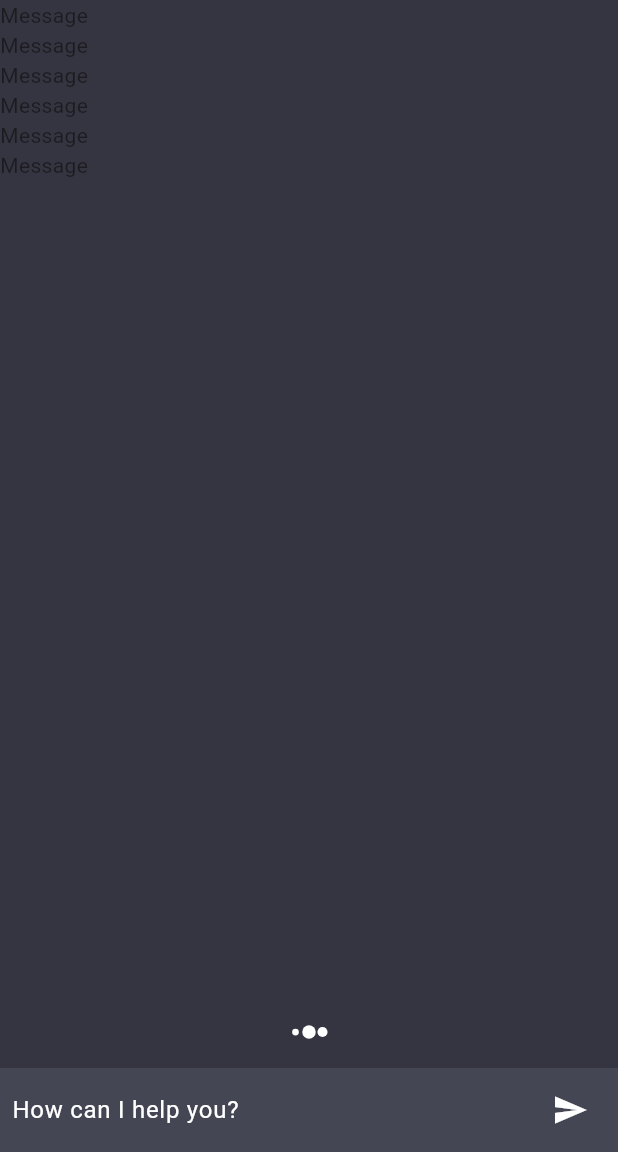
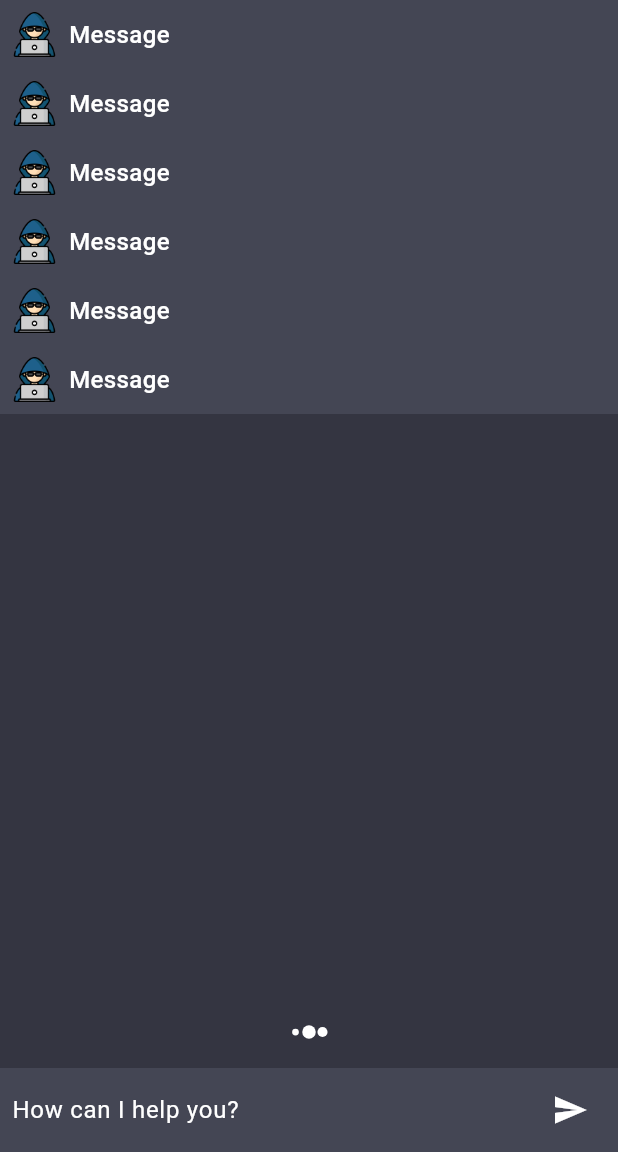
Before and after one commit to akashstwt/chat_gpt, a Flutter app: the screen it shows after launch, on a phone screen of 412 x 824 dp, the part 84-1236 px from its top. Run offline on Flutter 3.47's test engine with Material 3 defaults, Android fonts, the phone set to English and light mode, and no system bars; our stand-ins replace flutter_spinkit.

Commit message:
chat screen added

```diff
--- a/lib/constants/constant.dart
+++ b/lib/constants/constant.dart
@@ -2,3 +2,33 @@ import 'package:flutter/material.dart';
 
 Color scaffoldBackgroundColor = Color(0xFF343541);
 Color cardColor = Color(0xFF444654);
+
+final chatMessages = [
+      {
+        "msg": "Hello who are you?",
+        "chatIndex": 0,
+      },
+      {
+        "msg":
+            "Hello, I am ChatGPT, a large language model developed by OpenAI. I am here to assist you with any information or questions you may have. How can I help you today?",
+        "chatIndex": 1,
+      },
+      {
+        "msg": "What is flutter?",
+        "chatIndex": 0,
+      },
+      {
+        "msg":
+            "Flutter is an open-source mobile application development framework created by Google. It is used to develop applications for Android, iOS, Linux, Mac, Windows, and the web. Flutter uses the Dart programming language and allows for the creation of high-performance, visually attractive, and responsive apps. It also has a growing and supportive community, and offers many customizable widgets for building beautiful and responsive user interfaces.",
+        "chatIndex": 1,
+      },
+      {
+        "msg": "Okay thanks",
+        "chatIndex": 0,
+      },
+      {
+        "msg":
+            "You're welcome! Let me know if you have any other questions or if there's anything else I can help you with.",
+        "chatIndex": 1,
+      },
+    ];
--- a/lib/screens/chat_screen.dart
+++ b/lib/screens/chat_screen.dart
@@ -1,5 +1,6 @@
 import 'package:chat_gpt/constants/constant.dart';
 import 'package:chat_gpt/services/assets_manager.dart';
+import 'package:chat_gpt/widgets/chat_widget.dart';
 import 'package:flutter/material.dart';
 import 'package:flutter_spinkit/flutter_spinkit.dart';
 
@@ -47,7 +48,8 @@ class _ChatScreenState extends State<ChatScreen> {
         actions: [
           IconButton(
             onPressed: () {},
-            icon: const Icon(Icons.more_vert_rounded,
+            icon: const Icon(
+              Icons.more_vert_rounded,
               color: Colors.white,
             ),
           ),
@@ -60,7 +62,11 @@ class _ChatScreenState extends State<ChatScreen> {
               child: ListView.builder(
                 itemCount: 6,
                 itemBuilder: (context, index) {
-                  return const Text("Message");
+                  return ChatWidget(
+                    msg: chatMessages[index]["msg"].toString(),
+                    chatIndex:
+                        int.parse(chatMessages[index]["chatIndex"].toString()),
+                  );
                 },
               ),
             ),
@@ -73,7 +79,8 @@ class _ChatScreenState extends State<ChatScreen> {
               Container(
                 color: cardColor,
                 child: Padding(
-                  padding: const EdgeInsets.symmetric(horizontal: 8.0, vertical: 4.0),
+                  padding: const EdgeInsets.symmetric(
+                      horizontal: 8.0, vertical: 4.0),
                   child: Row(
                     children: [
                       Expanded(
--- /dev/null
+++ b/lib/widgets/chat_widget.dart
@@ -0,0 +1,40 @@
+import 'package:chat_gpt/constants/constant.dart';
+import 'package:chat_gpt/services/assets_manager.dart';
+import 'package:chat_gpt/widgets/text_widget.dart';
+import 'package:flutter/material.dart';
+
+class ChatWidget extends StatelessWidget {
+  const ChatWidget({
+    super.key,
+    required this.msg,
+    required this.chatIndex,
+  });
+
+  final String msg;
+  final int chatIndex;
+
+  @override
+  Widget build(BuildContext context) {
+    return Column(
+      children: [
+        Container(
+          color: cardColor,
+          child: Padding(
+            padding: EdgeInsets.all(8.0),
+            child: Row(
+              children: [
+                Image.asset(
+                  AssetsManager.userImage,
+                  height: 30,
+                  width: 30,
+                ),
+                SizedBox(width: 8),
+                TextWidget(label: "Message")
+              ],
+            ),
+          ),
+        )
+      ],
+    );
+  }
+}
--- /dev/null
+++ b/lib/widgets/text_widget.dart
@@ -0,0 +1,28 @@
+import 'package:flutter/material.dart';
+
+class TextWidget extends StatelessWidget {
+  const TextWidget(
+  {super.key,
+  required this.label,
+  this.fontSize = 16,
+  this.color,
+  this.fontWeight});
+
+final String label;
+final double fontSize;
+final Color? color;
+final FontWeight? fontWeight;
+
+
+  @override
+  Widget build(BuildContext context) {
+  return Text(
+    label,
+    style: TextStyle(
+      fontSize: fontSize,
+      color: color ?? Colors.white,
+      fontWeight: fontWeight ?? FontWeight.w500,
+    ),
+  );
+}
+}
```
